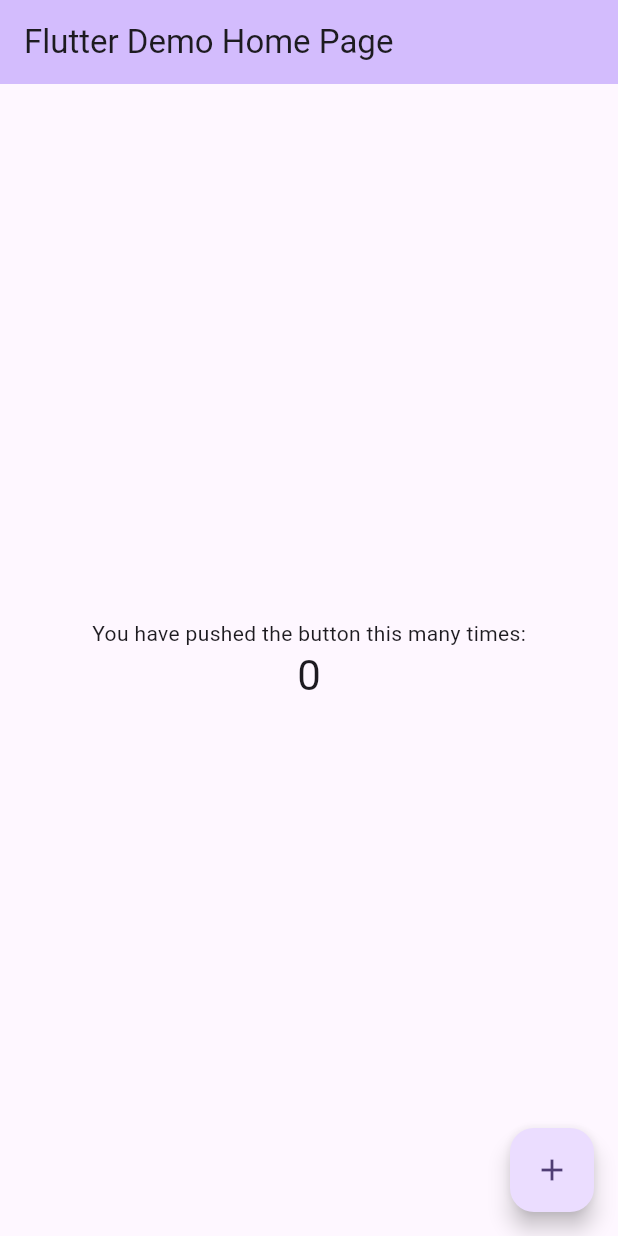
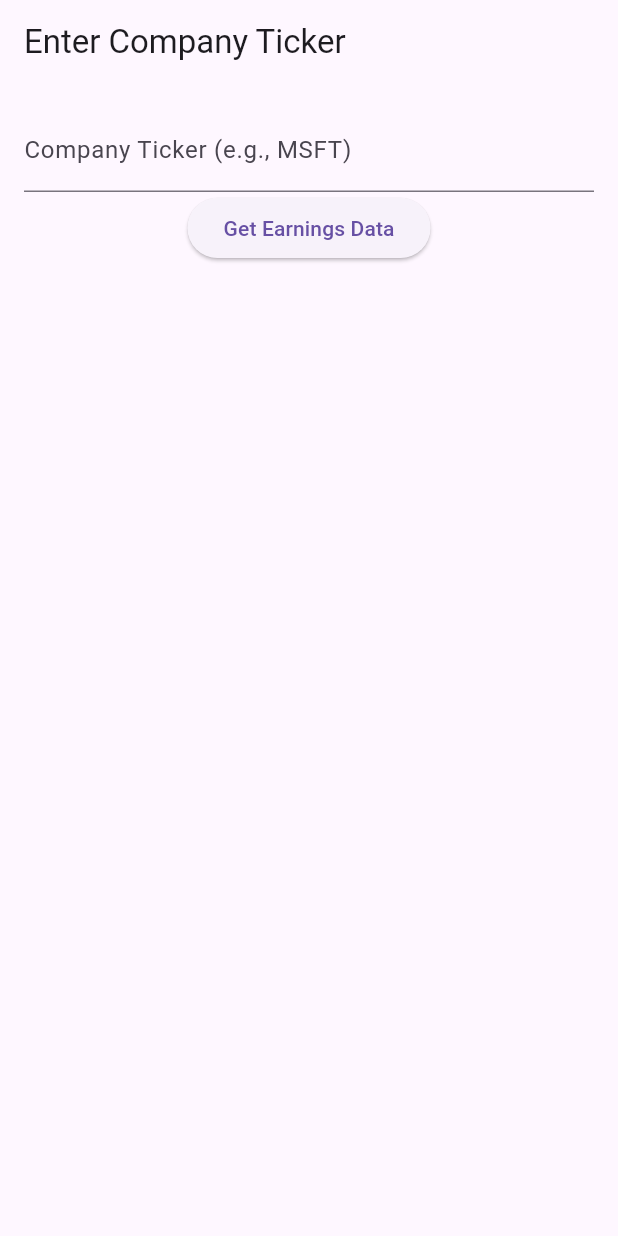
Before and after one commit to ayku686/earnings_tracker, a Flutter app: the screen it shows after launch, on a phone screen of 412 x 824 dp. Run offline on Flutter 3.47's test engine with Material 3 defaults, Android fonts, the phone set to English and light mode, and no system bars; our stand-ins replace fl_chart, flutter_bloc, flutter_screenutil.

Commit message:
final commit

```diff
--- /dev/null
+++ b/lib/bloc/bloc_events.dart
@@ -0,0 +1,13 @@
+abstract class EarningsEvent {}
+
+class FetchEarningsData extends EarningsEvent {
+  final String ticker;
+  FetchEarningsData(this.ticker);
+}
+
+class FetchTranscript extends EarningsEvent {
+  final String ticker;
+  final int quarter;
+  final int year;
+  FetchTranscript(this.ticker, this.quarter, this.year);
+}
--- /dev/null
+++ b/lib/bloc/bloc_states.dart
@@ -0,0 +1,25 @@
+import '../models/earnings_data.dart';
+
+abstract class EarningsState {
+  final bool isLoading;
+
+  EarningsState({required this.isLoading});
+}
+
+class EarningsInitial extends EarningsState {
+  EarningsInitial({required isLoading}) : super(isLoading: isLoading);
+}
+
+class EarningsLoading extends EarningsState {
+  EarningsLoading({required isLoading}) : super(isLoading: isLoading);
+}
+
+class EarningsLoaded extends EarningsState {
+  final List<EarningsData> data;
+  EarningsLoaded({required this.data,required isLoading}) : super(isLoading: isLoading);
+}
+
+class TranscriptLoaded extends EarningsState {
+  final String transcript;
+  TranscriptLoaded({required this.transcript,required isLoading}) : super(isLoading: isLoading);
+}
--- /dev/null
+++ b/lib/bloc/earnings_bloc.dart
@@ -0,0 +1,29 @@
+import 'package:flutter_bloc/flutter_bloc.dart';
+
+import '../services/api_service.dart';
+import 'bloc_events.dart';
+import 'bloc_states.dart';
+
+
+
+class EarningsBloc extends Bloc<EarningsEvent, EarningsState> {
+  final ApiService apiService = ApiService();
+
+  EarningsBloc() : super(EarningsInitial(isLoading: true)) {
+    on<FetchEarningsData>(_onFetchEarningsData);
+    on<FetchTranscript>(_onFetchTranscript);
+  }
+
+  void _onFetchEarningsData(
+      FetchEarningsData event, Emitter<EarningsState> emit) async {
+    emit(EarningsLoading(isLoading: true));
+    final data = await apiService.fetchEarningsData(event.ticker);
+    emit(EarningsLoaded(data: data,isLoading: false));
+  }
+
+  void _onFetchTranscript(FetchTranscript event, Emitter<EarningsState> emit) async {
+    emit(EarningsLoading(isLoading: true));
+    final transcript = await apiService.fetchTranscript(event.ticker, event.quarter, event.year);
+    emit(TranscriptLoaded(transcript: transcript,isLoading: false));
+  }
+}
--- a/lib/main.dart
+++ b/lib/main.dart
@@ -1,110 +1,30 @@
 import 'package:flutter/material.dart';
+import 'package:flutter_bloc/flutter_bloc.dart';
+import 'package:flutter_screenutil/flutter_screenutil.dart';
+import 'bloc/earnings_bloc.dart';
+import 'screens/input_screen.dart';
 
 void main() {
-  runApp(const MyApp());
+  runApp(
+    BlocProvider(
+      create: (context) => EarningsBloc(),
+      child: const MyApp(),
+    ),
+  );
 }
 
 class MyApp extends StatelessWidget {
   const MyApp({super.key});
 
-  // This widget is the root of your application.
   @override
   Widget build(BuildContext context) {
-    return MaterialApp(
-      title: 'Flutter Demo',
-      theme: ThemeData(
-        colorScheme: ColorScheme.fromSeed(seedColor: Colors.deepPurple),
-        useMaterial3: true,
+    return ScreenUtilInit(
+      designSize: const Size(392.7,826.9),
+      child: MaterialApp(
+        title: 'Earnings Tracker',
+        theme: ThemeData(primarySwatch: Colors.blue),
+        home: const InputScreen(),
       ),
-      home: const MyHomePage(title: 'Flutter Demo Home Page'),
     );
   }
 }
-
-class MyHomePage extends StatefulWidget {
-  const MyHomePage({super.key, required this.title});
-
-  // This widget is the home page of your application. It is stateful, meaning
-  // that it has a State object (defined below) that contains fields that affect
-  // how it looks.
-
-  // This class is the configuration for the state. It holds the values (in this
-  // case the title) provided by the parent (in this case the App widget) and
-  // used by the build method of the State. Fields in a Widget subclass are
-  // always marked "final".
-
-  final String title;
-
-  @override
-  State<MyHomePage> createState() => _MyHomePageState();
-}
-
-class _MyHomePageState extends State<MyHomePage> {
-  int _counter = 0;
-
-  void _incrementCounter() {
-    setState(() {
-      // This call to setState tells the Flutter framework that something has
-      // changed in this State, which causes it to rerun the build method below
-      // so that the display can reflect the updated values. If we changed
-      // _counter without calling setState(), then the build method would not be
-      // called again, and so nothing would appear to happen.
-      _counter++;
-    });
-  }
-
-  @override
-  Widget build(BuildContext context) {
-    // This method is rerun every time setState is called, for instance as done
-    // by the _incrementCounter method above.
-    //
-    // The Flutter framework has been optimized to make rerunning build methods
-    // fast, so that you can just rebuild anything that needs updating rather
-    // than having to individually change instances of widgets.
-    return Scaffold(
-      appBar: AppBar(
-        // TRY THIS: Try changing the color here to a specific color (to
-        // Colors.amber, perhaps?) and trigger a hot reload to see the AppBar
-        // change color while the other colors stay the same.
-        backgroundColor: Theme.of(context).colorScheme.inversePrimary,
-        // Here we take the value from the MyHomePage object that was created by
-        // the App.build method, and use it to set our appbar title.
-        title: Text(widget.title),
-      ),
-      body: Center(
-        // Center is a layout widget. It takes a single child and positions it
-        // in the middle of the parent.
-        child: Column(
-          // Column is also a layout widget. It takes a list of children and
-          // arranges them vertically. By default, it sizes itself to fit its
-          // children horizontally, and tries to be as tall as its parent.
-          //
-          // Column has various properties to control how it sizes itself and
-          // how it positions its children. Here we use mainAxisAlignment to
-          // center the children vertically; the main axis here is the vertical
-          // axis because Columns are vertical (the cross axis would be
-          // horizontal).
-          //
-          // TRY THIS: Invoke "debug painting" (choose the "Toggle Debug Paint"
-          // action in the IDE, or press "p" in the console), to see the
-          // wireframe for each widget.
-          mainAxisAlignment: MainAxisAlignment.center,
-          children: <Widget>[
-            const Text(
-              'You have pushed the button this many times:',
-            ),
-            Text(
-              '$_counter',
-              style: Theme.of(context).textTheme.headlineMedium,
-            ),
-          ],
-        ),
-      ),
-      floatingActionButton: FloatingActionButton(
-        onPressed: _incrementCounter,
-        tooltip: 'Increment',
-        child: const Icon(Icons.add),
-      ), // This trailing comma makes auto-formatting nicer for build methods.
-    );
-  }
-}
--- /dev/null
+++ b/lib/screens/input_screen.dart
@@ -0,0 +1,54 @@
+import 'package:flutter/material.dart';
+import 'package:flutter_bloc/flutter_bloc.dart';
+import '../bloc/bloc_events.dart';
+import '../bloc/earnings_bloc.dart';
+import 'graph_screen.dart';
+
+class InputScreen extends StatefulWidget {
+  const InputScreen({super.key});
+
+  @override
+  State<InputScreen> createState() => _InputScreenState();
+}
+
+class _InputScreenState extends State<InputScreen> {
+  final TextEditingController _tickerController = TextEditingController();
+
+  @override
+  void dispose() {
+    _tickerController.dispose();
+    super.dispose();
+  }
+  @override
+  Widget build(BuildContext context) {
+    return Scaffold(
+      appBar: AppBar(title: const Text('Enter Company Ticker'),automaticallyImplyLeading: false,),
+      body: Padding(
+        padding: const EdgeInsets.all(16.0),
+        child: Column(
+          children: [
+            TextField(
+              controller: _tickerController,
+              decoration: const InputDecoration(labelText: 'Company Ticker (e.g., MSFT)'),
+            ),
+            ElevatedButton(
+              onPressed: () {
+                if (_tickerController.text.isEmpty) {
+                  ScaffoldMessenger.of(context).showSnackBar(
+                    const SnackBar(content: Text('Please enter a company ticker.')),
+                  );
+                  return;
+                }context.read<EarningsBloc>().add(FetchEarningsData(_tickerController.text));
+                Navigator.push(
+                  context,
+                  MaterialPageRoute(builder: (context) => GraphScreen(ticker:_tickerController.text)),
+                );
+              },
+              child: const Text('Get Earnings Data'),
+            ),
+          ],
+        ),
+      ),
+    );
+  }
+}
--- /dev/null
+++ b/lib/services/api_service.dart
@@ -0,0 +1,31 @@
+import 'dart:convert';
+import 'package:http/http.dart' as http;
+import '../models/earnings_data.dart';
+
+class ApiService {
+  final String baseUrl = 'https://api.api-ninjas.com/v1/';
+  final String apiKey = '8CE7itGY+DVDiDv5AXWINw==GoTVNvVLXEBWyvd3';
+
+  Future<List<EarningsData>> fetchEarningsData(String ticker) async {
+    final response = await http.get(Uri.parse('$baseUrl/earningscalendar?ticker=$ticker'),
+      headers: {
+        'X-API-Key': apiKey,
+      });
+    if (response.statusCode == 200) {
+      final data = jsonDecode(response.body) as List;
+      return data.map((json) => EarningsData.fromJson(json)).toList();
+    } else {
+      throw Exception('Failed to load earnings data');
+    }
+  }
+
+  Future<String> fetchTranscript(String ticker, int quarter, int year) async {
+    final response = await http.get(Uri.parse('$baseUrl/earningstranscript?ticker=$ticker&quarter=$quarter&year=$year'));
+    if (response.statusCode == 200) {
+      final data = jsonDecode(response.body);
+      return data['transcript'];
+    } else {
+      throw Exception('Failed to load transcript');
+    }
+  }
+}
--- /dev/null
+++ b/lib/utilities/double_line_chart.dart
@@ -0,0 +1,21 @@
+import 'package:expense_tracker/models/earnings_data.dart';
+import 'package:fl_chart/fl_chart.dart';
+
+class DoubleLineChart{
+  List<EarningsData> data;
+  DoubleLineChart(this.data);
+
+  List<FlSpot> getActualEpsSpots() {
+    return data.map((entry) {
+      final date = DateTime.parse(entry.priceDate);
+      return FlSpot(date.millisecondsSinceEpoch.toDouble(), entry.actualEps);
+    }).toList();
+  }
+
+  List<FlSpot> getEstimatedEpsSpots() {
+    return data.map((entry) {
+      final date = DateTime.parse(entry.priceDate);
+      return FlSpot(date.millisecondsSinceEpoch.toDouble(), entry.estimatedEps);
+    }).toList();
+  }
+}
```
Also changed, not shown: lib/models/earnings_data.dart (added, +23 -0 lines), lib/screens/graph_screen.dart (added, +172 -0 lines), lib/screens/transcript_screen.dart (added, +49 -0 lines), pubspec.yaml (+7 -0 lines), pubspec.lock, 1 other file.
